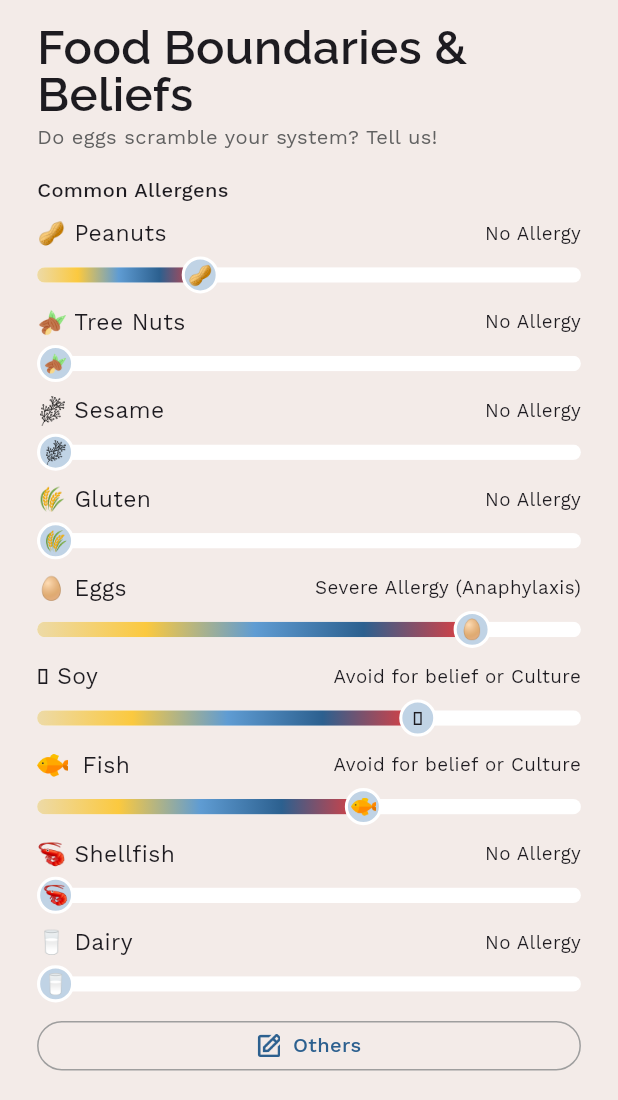
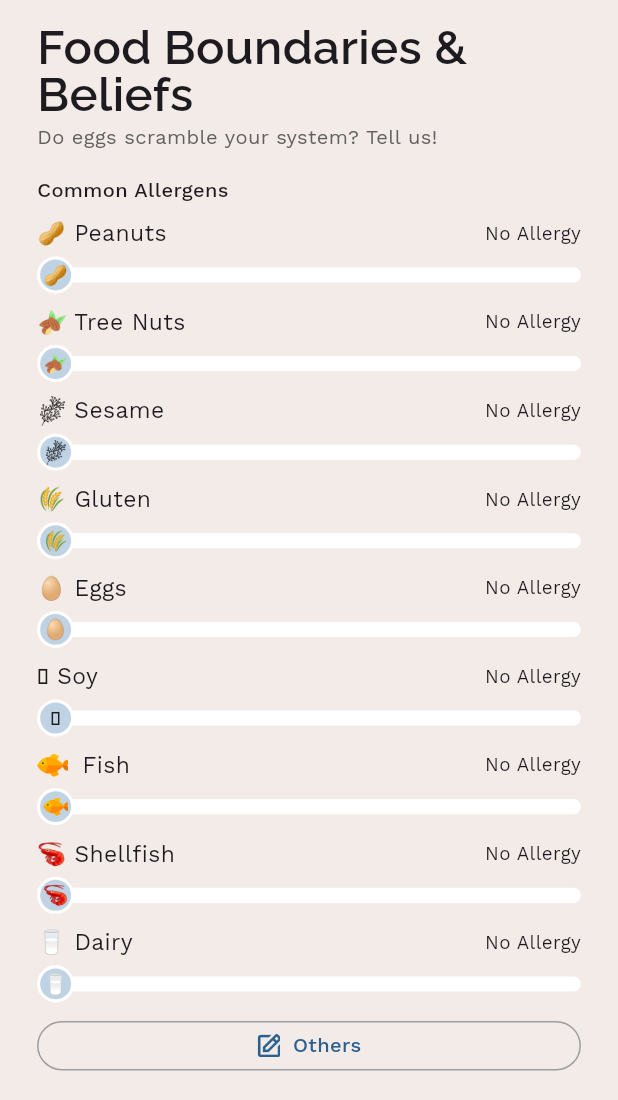
Before and after one commit to hamzaeh04/Yestable-New, a Flutter app: the AllergiesDietryScreen screen opened by its route, on a phone screen of 412 x 824 dp, the part 136-1236 px from its top. Run offline on Flutter 3.47's test engine with Material 3 defaults, Android fonts, the phone set to English and light mode, and no system bars; our stand-ins replace animated_text_kit, app_links, cached_network_image, cloud_firestore, country_picker, custom_refresh_indicator and 23 more; accounts and stored records are empty; network calls fail; project files that could hold a hidden picture were left out.

Commit message:
Final Bug Fixed

```diff
--- a/lib/controllers/profile_controller.dart
+++ b/lib/controllers/profile_controller.dart
@@ -785,7 +785,7 @@
   ];
   final List<Map<String, dynamic>> allergens = [
     {
-      "progress": 0.3.obs,
+      "progress": 0.0.obs,
       "title": "🥜 Peanuts",
       "desc": "Severe Allergy (Anaphylaxis)",
       "circleImg": "🥜",
@@ -815,21 +815,21 @@
       "isEmoji" : false
     },
     {
-      "progress": 0.8.obs,
+      "progress": 0.0.obs,
       "title": "🥚 Eggs",
       "desc": "Avoid for Beliefs or Culture",
       "circleImg": "🥚",
       "isEmoji" : false
     },
     {
-      "progress": 0.7.obs,
+      "progress": 0.0.obs,
       "title": "🫘 Soy",
       "desc": "Mild or Digestive Reaction",
       "circleImg": "🫘",
       "isEmoji" : false
     },
     {
-      "progress": 0.6.obs,
+      "progress": 0.0.obs,
       "title": " Fish",
       "desc": "Severe Allergy (Anaphylaxis)",
       "circleImg": "📷",
@@ -861,6 +861,9 @@
         ?.toMap()
         .map((key, value) => MapEntry(key, value ?? '')) ?? {};
   }
+
+
+
 
   // Function to convert API value to simplified severity
   String getAllergySeverity(String apiValue) {
@@ -1440,6 +1443,7 @@
           Future.delayed(Duration(seconds: 3), () {
             if(isPreferences.value == true) { // check again
               fetchMyProfile(); // Refresh to update profileCompleted status
+              clearPreferences();
               Get.toNamed('profileeditscreen');
               isPreferences.value = false;
             }
--- a/lib/views/guest_screens/profile_setup_screens/add_profile_picture.dart
+++ b/lib/views/guest_screens/profile_setup_screens/add_profile_picture.dart
@@ -53,7 +53,7 @@
                     color: darkGreyColor
                   ),
                   SizedBox(height: 15.h),
-                  Center(
+                  Center  (
                     child: Stack(
                       children: [
                         Container(
@@ -131,7 +131,9 @@
                       greenColor,
                       borderColor: greenColor,
                       onTap: () {
+                        final pickedPicture = navigationController.controller.profilePicture.value;
                         navigationController.controller.clearSetupProfileFields();
+                        navigationController.controller.profilePicture.value = pickedPicture;
                         navigationController.controller.isEdit.value = false;
                         Get.toNamed("profileeditscreen");
                       },
--- a/lib/views/guest_screens/profile_setup_screens/allergies_dietry_screen.dart
+++ b/lib/views/guest_screens/profile_setup_screens/allergies_dietry_screen.dart
@@ -36,7 +36,10 @@
               crossAxisAlignment: CrossAxisAlignment.start,
               children: [
                 loadingStepIndicator("2/6", 0.5),
-                backButton(),
+                backButton(onTap: (){
+                  Get.back();
+                  controller.clearPreferences();
+                }),
                 SizedBox(height: 2.h),
                 Obx(() =>
                   controller.isPreferences.value == true ?
--- a/lib/views/guest_screens/profile_setup_screens/food_preferences_two.dart
+++ b/lib/views/guest_screens/profile_setup_screens/food_preferences_two.dart
@@ -84,7 +84,7 @@
 
                   SizedBox(height: 1.h),
                   customText(
-                    text: "We're Here For You!",
+                    text: " We're Here For You!",
                     fontSize: 22.5.sp,
                     fontFamily: "CormorantGaramond",
                     fontWeight: FontWeight.w600,
--- a/lib/views/guest_screens/profile_setup_screens/your_root_and_rules.dart
+++ b/lib/views/guest_screens/profile_setup_screens/your_root_and_rules.dart
@@ -103,7 +103,6 @@
                       return allergenWidget(index + 1, text, icon: leadingWidget);
                     },
                   ),
-
                   /// Other Foods
                   Obx(
                         () => controller.other3.value
@@ -179,6 +178,7 @@
                           textFieldController: controller.otherRootRuleController,
                       title: "Others",
                       path: "assets/png/icons/others_icon.png",
+                      isSelected: controller.other3,
                     ),
                   ),
                   SizedBox(height: 2.h),
--- a/lib/widget/allergens_widget.dart
+++ b/lib/widget/allergens_widget.dart
@@ -56,10 +56,12 @@
   required String title,
   TextEditingController? textFieldController,
   String? path,
-  VoidCallback? onDone
+  VoidCallback? onDone,
+  RxBool? isSelected,
 }) {
   final ProfileController controller = Get.find<ProfileController>();
   final RxBool shareWithHost = false.obs;
+  final RxBool selected = isSelected ?? controller.other;
 
   return Obx(() => GestureDetector(
     onTap: () {
@@ -152,10 +154,10 @@
       alignment: Alignment.center,
       decoration: BoxDecoration(
         color:
-        controller.other.value ? blueColor : Colors.transparent, // directly observable
+        selected.value ? blueColor : Colors.transparent, // directly observable
         borderRadius: BorderRadius.circular(30.sp),
         border: Border.all(
-          color: controller.other.value ? Colors.transparent : Colors.grey,
+          color: selected.value ? Colors.transparent : Colors.grey,
         ),
       ),
       child: Row(
--- a/lib/widget/back_button_widget.dart
+++ b/lib/widget/back_button_widget.dart
@@ -3,14 +3,15 @@
 import 'package:sizer/sizer.dart';
 import 'package:yestable/constants/color_constants.dart';
 
-Widget backButton() {
+Widget backButton({VoidCallback? onTap}) {
   return InkWell(
-    onTap: (){
-      print("Back pressed");
-      Get.back();
-    },
+    onTap: onTap ??
+            () {
+          print("Back pressed");
+          Get.back();
+        },
     child: Container(
-      padding: EdgeInsets.all(1.5.h), // instead of fixed height/width
+      padding: EdgeInsets.all(1.5.h),
       decoration: BoxDecoration(
         shape: BoxShape.circle,
         color: greenColor,
--- a/pubspec.yaml
+++ b/pubspec.yaml
@@ -66,6 +66,7 @@
   cloud_firestore: ^6.4.0
   google_sign_in: ^7.2.0
   fl_chart: ^1.2.0
+  custom_refresh_indicator: ^4.0.1
 
 
 dev_dependencies:
```
Also changed, not shown: lib/views/guest_screens/dashboard/my_profile_screen.dart (+121 -107 lines), pubspec.lock, 1 other file.
